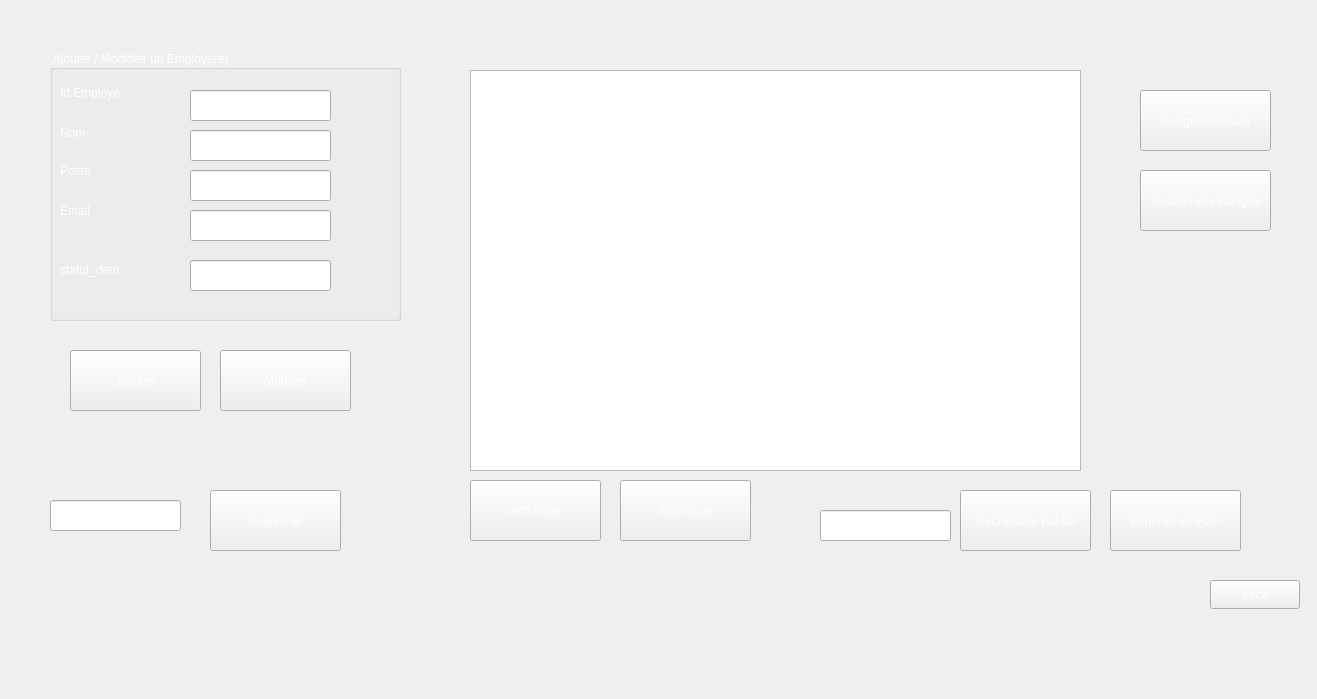
medali141/sunny, file employe.ui: the form before one commit.
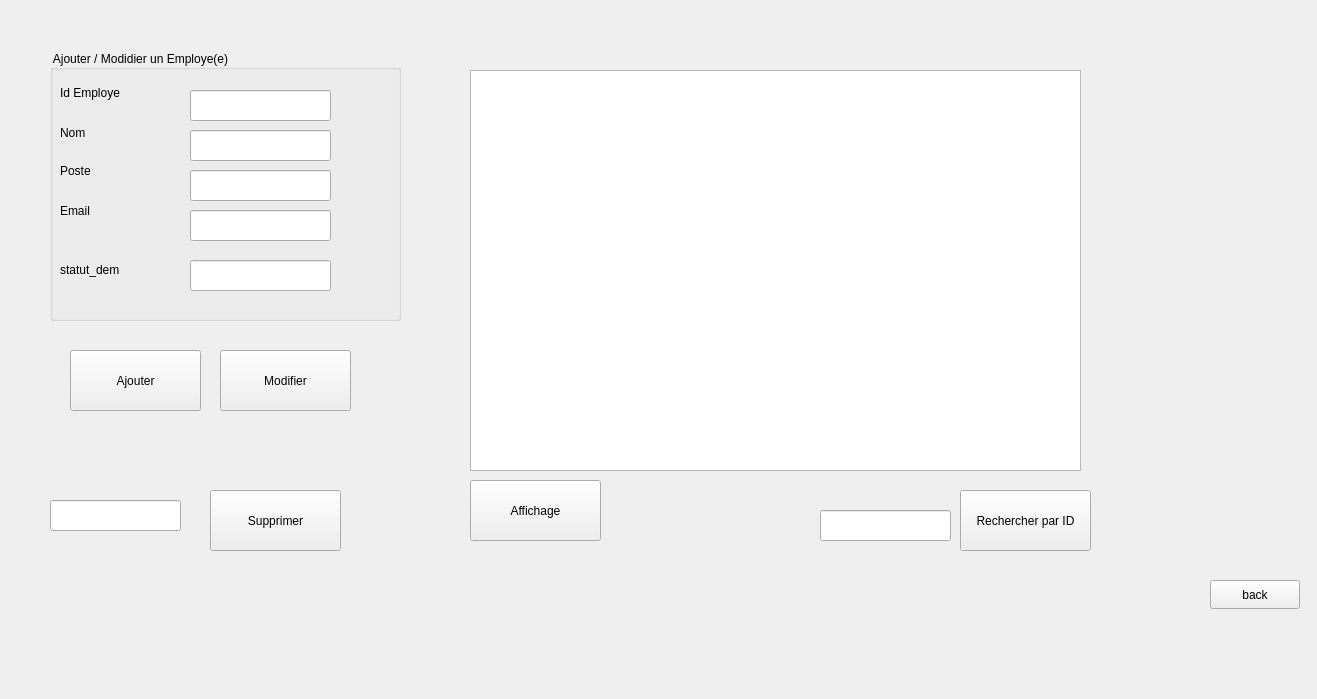
The form after the commit.

```diff
--- a/employe.ui
+++ b/employe.ui
@@ -14,7 +14,7 @@
    <string>Form</string>
   </property>
   <property name="styleSheet">
-   <string notr="true">color:white
+   <string notr="true">color:black
 </string>
   </property>
   <widget class="QPushButton" name="backButton">
@@ -256,58 +256,6 @@
     </rect>
    </property>
   </widget>
-  <widget class="QPushButton" name="statistiquesButton">
-   <property name="geometry">
-    <rect>
-     <x>620</x>
-     <y>480</y>
-     <width>131</width>
-     <height>61</height>
-    </rect>
-   </property>
-   <property name="text">
-    <string>Statistique</string>
-   </property>
-  </widget>
-  <widget class="QPushButton" name="exportPdfButton">
-   <property name="geometry">
-    <rect>
-     <x>1110</x>
-     <y>490</y>
-     <width>131</width>
-     <height>61</height>
-    </rect>
-   </property>
-   <property name="text">
-    <string>Exporter en PDF</string>
-   </property>
-  </widget>
-  <widget class="QPushButton" name="assignationAutoButton">
-   <property name="geometry">
-    <rect>
-     <x>1140</x>
-     <y>90</y>
-     <width>131</width>
-     <height>61</height>
-    </rect>
-   </property>
-   <property name="text">
-    <string>Assignation Auto</string>
-   </property>
-  </widget>
-  <widget class="QPushButton" name="congesButton">
-   <property name="geometry">
-    <rect>
-     <x>1140</x>
-     <y>170</y>
-     <width>131</width>
-     <height>61</height>
-    </rect>
-   </property>
-   <property name="text">
-    <string>Gestion des Congés</string>
-   </property>
-  </widget>
  </widget>
  <resources/>
  <connections/>
```
